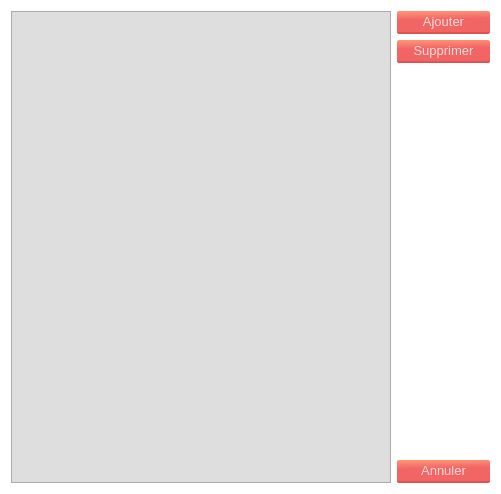
The window that interfaces/utilisateurs.ui (Mehdi-SK/Cosider-TP-App) describes before a commit, drawn with Qt 5.
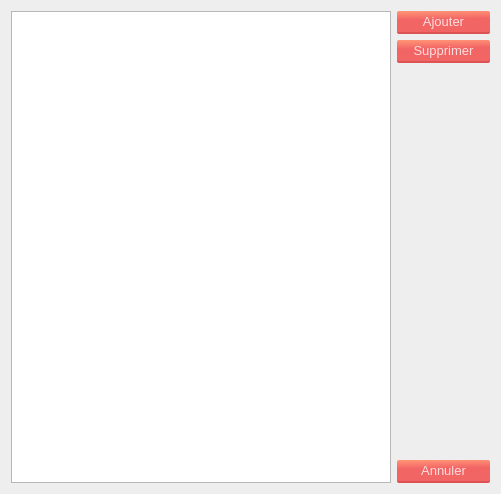
The same window after the commit. Icons and pictures are not drawn.

```diff
--- a/interfaces/utilisateurs.ui
+++ b/interfaces/utilisateurs.ui
@@ -23,7 +23,7 @@
 }
 #Form{
 	
-	background-color: rgb(255, 255, 255);
+	background-color: #eee;
 	font: 10pt;
 }
 
@@ -71,7 +71,7 @@
                                 stop: 0.5 #DDDDDD, stop: 1.0 #E1E1E1);
 }
 QTableWidget{
-	background-color:rgb(222, 222, 222);
+
 }</string>
   </property>
   <layout class="QGridLayout" name="gridLayout">
```
